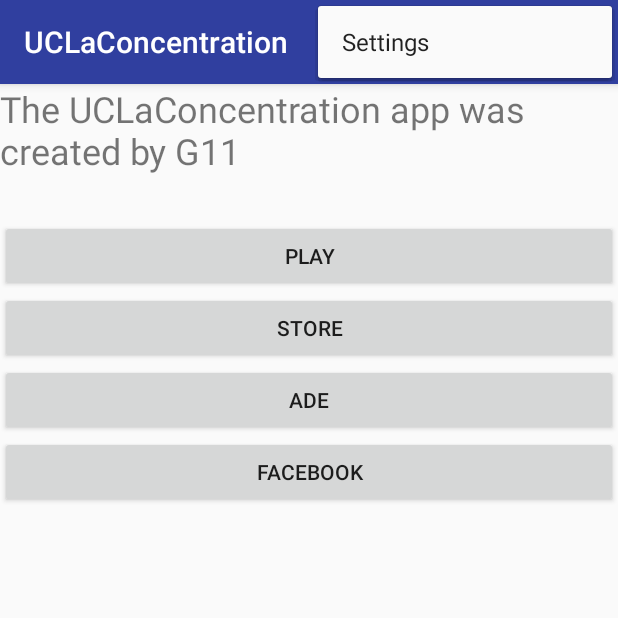
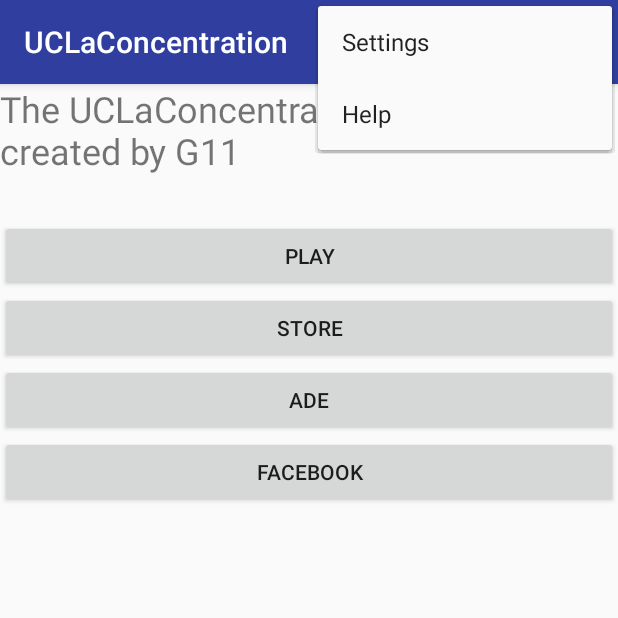
Before and after one commit to NVanvyve/UCLaConcentration, an Android app: the screen it shows after launch (MainActivity), with the options menu open, on a phone screen of 412 x 824 dp, the top half of it. Run offline under Robolectric (Android 15) with nearby library versions, the phone set to English and light mode, and no system bars; libraries missing offline, so code that uses them is left out: junit.framework.

Commit message:
Aide : Premier jet

```diff
--- a/UCLaConcentration/app/src/main/java/groupe/onze/uclaconcentration/AdeActivity.java
+++ b/UCLaConcentration/app/src/main/java/groupe/onze/uclaconcentration/AdeActivity.java
@@ -43,7 +43,7 @@ public class AdeActivity extends BasicActivity {
             String ref = mPrefs.getString(intitules[i],"");
             if (i==0 && ref.equals("")){
                 Context context = getApplicationContext();
-                String text = getString(R.string.Avertissement_pas_de_cours);
+                String text = getString(R.string.avertissement_pas_de_cours);
                 Toast toast = Toast.makeText(context, text, Toast.LENGTH_SHORT);
                 toast.show();
                 break;
--- a/UCLaConcentration/app/src/main/res/menu/menu_main.xml
+++ b/UCLaConcentration/app/src/main/res/menu/menu_main.xml
@@ -23,4 +23,8 @@
         android:title="@string/action_settings"
         app:showAsAction="never"/>
 
+    <item android:id="@+id/help"
+        android:title="@string/help"
+        app:showAsAction="never"/>
+
 </menu>
--- a/UCLaConcentration/app/src/main/res/values/strings.xml
+++ b/UCLaConcentration/app/src/main/res/values/strings.xml
@@ -20,8 +20,8 @@
     <string name="title_activity_ade">ADE</string>
     <string name="title_activity_prefs">Preferences</string>
     <string name="title_activity_settings">Settings</string>
-    <string name="text_codes_cours">Cursus codes :</string>
-    <string name="Avertissement_pas_de_decours">You don\'t have any courses registered. Go to the settings to check it.</string>
+    <string name="text_codes_cours">Courses codes :</string>
+    <string name="avertissement_pas_de_cours">You don\'t have any courses registered. Go to the settings to check it.</string>
     <string name="facebook_app_id">484334098622413</string>
     <string name="action_favorite">Favorite</string>
     <string name="action_settings">Settings</string>
@@ -53,4 +53,14 @@
     <string name="programme">Program (FSA13BA)</string>
     <string name="majeure">Major (MajInfo13)</string>
     <string name="mineure">Minor (Minmap13)</string>
+    <string name="help">Help</string>
+    <string-array name="help_main">
+        <item>To launch the chrono, press the start/stop button.</item>
+        <item>If you wanna take a pause, push the pause button.</item>
+        <item>To spend the credit you earned, go to the shop via the store button.</item>
+        <item>To check your schedules, push the ADE button if you\'ve already registered courses in the settings.</item>
+        <item>If not, go to the setting and type your courses in the Courses list</item>
+        <item>To set your sport level, go in the Settings</item>
+        <item>To link your ap with your facebook account, push FACEBOOK</item>
+    </string-array>
 </resources>
```
Also changed, not shown: UCLaConcentration/app/src/main/java/groupe/onze/uclaconcentration/MainActivity.java (+11 -0 lines), 1 other file.
